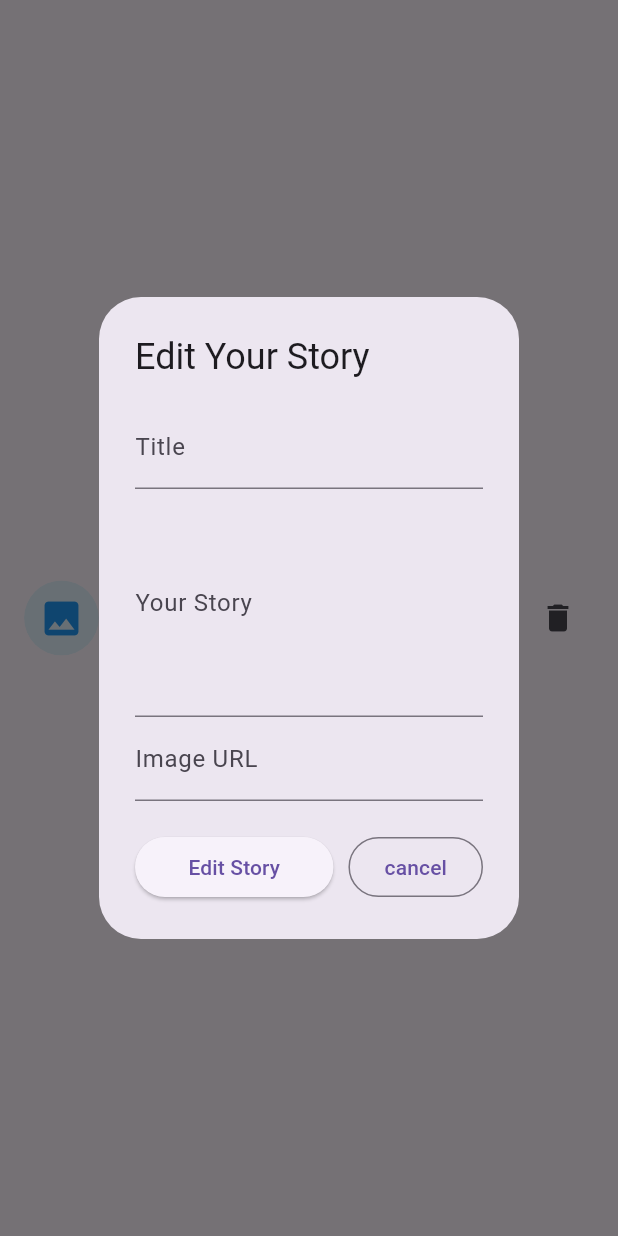
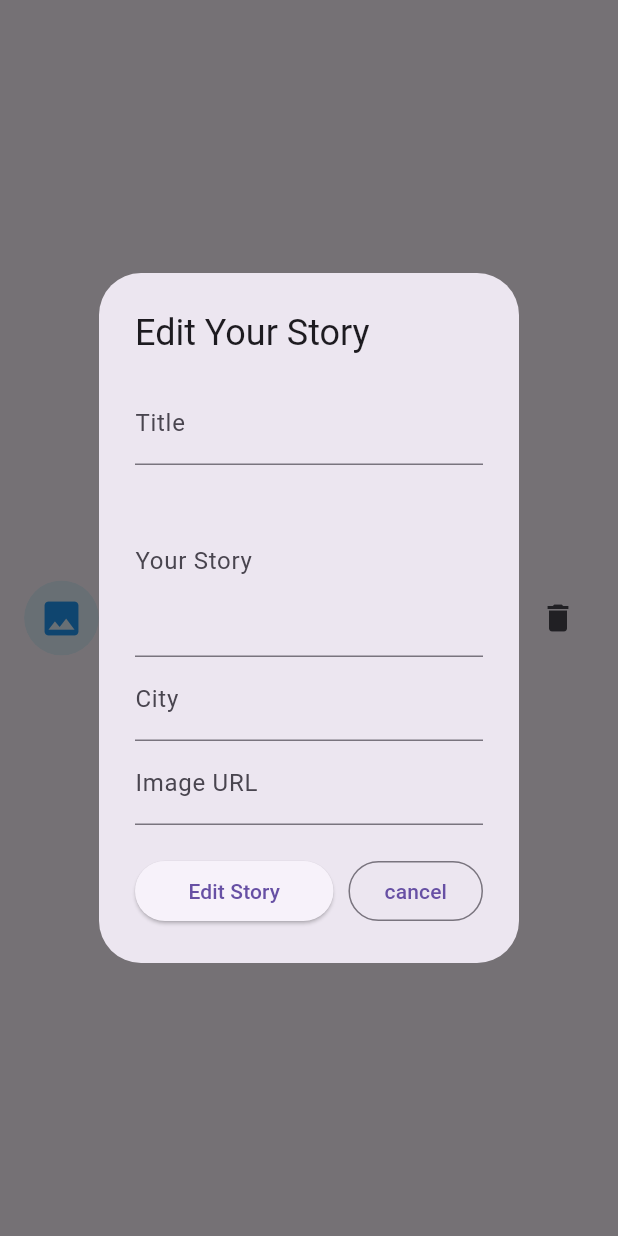
Before and after one commit to fatiyaa/storybase-isar, a Flutter app: the StoryCard widget shown alone on an empty page, opened directly with empty values, after a tap on the "edit" icon, on a phone screen of 412 x 824 dp. Run offline on Flutter 3.47's test engine with Material 3 defaults, Android fonts, the phone set to English and light mode, and no system bars; our stand-ins replace isar; accounts and stored records are empty; generated files the repository leaves out were written again; network calls fail.

Commit message:
feat: add city field in story collection

```diff
--- a/lib/models/story.dart
+++ b/lib/models/story.dart
@@ -8,6 +8,7 @@ class Story {
   Id id;
   final String title;
   final String story;
+  final String city;
   final String imageUrl;
 
   @Backlink(to: 'stories')
@@ -17,6 +18,7 @@ class Story {
     this.id = Isar.autoIncrement,
     required this.title,
     required this.story,
+    required this.city,
     required this.imageUrl,
   });
 }
--- a/lib/pages/home-page.dart
+++ b/lib/pages/home-page.dart
@@ -70,10 +70,11 @@ class HomePage extends StatelessWidget {
       context: context,
       builder:
           (context) => StoryAddForm(
-            addStory: (String title, String story, String imageUrl) {
+            addStory: (String title, String story, String city, String imageUrl) {
               DB.instance.addStory(
                 title,
                 story,
+                city,
                 imageUrl,
               ); // Add story to the database
             },
@@ -108,8 +109,8 @@ class Storys extends StatelessWidget {
                 deleteStory:
                     (int id) => DB.instance.deleteStory(storys[index].id),
                 editStory:
-                    (String title, String desc, String url) => DB.instance
-                        .updateStory(storys[index].id, title, desc, url),
+                    (String title, String desc, String city, String url) => DB.instance
+                        .updateStory(storys[index].id, title, desc, city, url),
               );
             },
             separatorBuilder: (context, index) {
--- a/lib/services/db_service.dart
+++ b/lib/services/db_service.dart
@@ -31,9 +31,9 @@ class DB {
     yield* isar.storys.where().watch(fireImmediately: true);
   }
 
-  Future<void> addStory(String title, String desc, String imageUrl) async {
+  Future<void> addStory(String title, String desc, String city, String imageUrl) async {
     final isar = await db;
-    Story story = Story(title: title, story: desc, imageUrl: imageUrl);
+    Story story = Story(title: title, story: desc, city: city, imageUrl: imageUrl);
     await isar.writeTxn(() => isar.storys.put(story));
   }
 
@@ -42,14 +42,9 @@ class DB {
     await isar.writeTxn(() => isar.storys.delete(id));
   }
 
-  Future<void> updateStory(
-    int id,
-    String title,
-    String desc,
-    String imageUrl,
-  ) async {
+  Future<void> updateStory(int id, String title, String desc, String city, String imageUrl) async {
     final isar = await db;
-    Story story = Story(id: id, title: title, story: desc, imageUrl: imageUrl);
+    Story story = Story(id: id, title: title, story: desc, city:city, imageUrl: imageUrl);
     await isar.writeTxn(() => isar.storys.put(story));
   }
 
--- a/lib/widgets/stories/story-add-form.dart
+++ b/lib/widgets/stories/story-add-form.dart
@@ -1,7 +1,7 @@
 import 'package:flutter/material.dart';
 
 class StoryAddForm extends StatefulWidget {
-  final Function(String, String, String) addStory;
+  final Function(String, String, String, String) addStory;
   const StoryAddForm({super.key, required this.addStory});
 
   @override
@@ -11,6 +11,7 @@ class StoryAddForm extends StatefulWidget {
 class StoryAddFormState extends State<StoryAddForm> {
   String title = '';
   String story = '';
+  String city = '';
   String imageUrl = '';
 
   @override
@@ -27,10 +28,14 @@ class StoryAddFormState extends State<StoryAddForm> {
           TextField(
             onChanged: (value) => setState(() => story = value),
             decoration: InputDecoration(labelText: 'Your Story'),
-            maxLines: 5, // Initially show 5 lines
+            maxLines: 4, // Initially show 5 lines
             keyboardType: TextInputType.multiline,
             style: TextStyle(fontSize: 16),
             scrollPadding: EdgeInsets.all(20),
+          ),
+          TextField(
+            onChanged: (value) => setState(() => city = value),
+            decoration: InputDecoration(labelText: 'City'),
           ),
           TextField(
             onChanged: (value) => setState(() => imageUrl = value),
@@ -42,7 +47,7 @@ class StoryAddFormState extends State<StoryAddForm> {
               Expanded(
                 child: ElevatedButton(
                   onPressed: () {
-                    widget.addStory(title, story, imageUrl);
+                    widget.addStory(title, story, city, imageUrl);
                     Navigator.pop(context); // Close the dialog
                   },
                   child: Text('Add Story'),
--- a/lib/widgets/stories/story-edit-form.dart
+++ b/lib/widgets/stories/story-edit-form.dart
@@ -4,7 +4,7 @@ import '../../models/story.dart';
 
 class StoryEditForm extends StatefulWidget {
   final Story oldStory;
-  final Function(String, String, String) editStory;
+  final Function(String, String, String, String) editStory;
   const StoryEditForm({
     super.key,
     required this.editStory,
@@ -18,6 +18,7 @@ class StoryEditForm extends StatefulWidget {
 class StoryEditFormState extends State<StoryEditForm> {
   late TextEditingController titleController;
   late TextEditingController storyController;
+  late TextEditingController cityController;
   late TextEditingController imageUrlController;
 
   @override
@@ -25,6 +26,7 @@ class StoryEditFormState extends State<StoryEditForm> {
     super.initState();
     titleController = TextEditingController(text: widget.oldStory.title);
     storyController = TextEditingController(text: widget.oldStory.story);
+    cityController = TextEditingController(text: widget.oldStory.city);
     imageUrlController = TextEditingController(text: widget.oldStory.imageUrl);
   }
 
@@ -32,6 +34,7 @@ class StoryEditFormState extends State<StoryEditForm> {
     setState(() {
       titleController.text = widget.oldStory.title;
       storyController.text = widget.oldStory.story;
+      cityController.text = widget.oldStory.city;
       imageUrlController.text = widget.oldStory.imageUrl;
     });
     showDialog(
@@ -53,10 +56,14 @@ class StoryEditFormState extends State<StoryEditForm> {
               TextField(
                 controller: storyController,
                 decoration: InputDecoration(labelText: 'Your Story'),
-                maxLines: 5, // Initially show 5 lines
+                maxLines: 4, // Initially show 5 lines
                 keyboardType: TextInputType.multiline,
                 style: TextStyle(fontSize: 16),
                 scrollPadding: EdgeInsets.all(20),
+              ),
+              TextField(
+                controller: cityController,
+                decoration: InputDecoration(labelText: 'City'),
               ),
               TextField(
                 controller: imageUrlController,
@@ -71,6 +78,7 @@ class StoryEditFormState extends State<StoryEditForm> {
                         widget.editStory(
                           titleController.text,
                           storyController.text,
+                          cityController.text,
                           imageUrlController.text,
                         );
                         Navigator.pop(context);
```
Also changed, not shown: lib/pages/story-detail-page.dart (+8 -0 lines), lib/widgets/stories/story-card.dart (+1 -1 lines), lib/models/story.g.dart.
